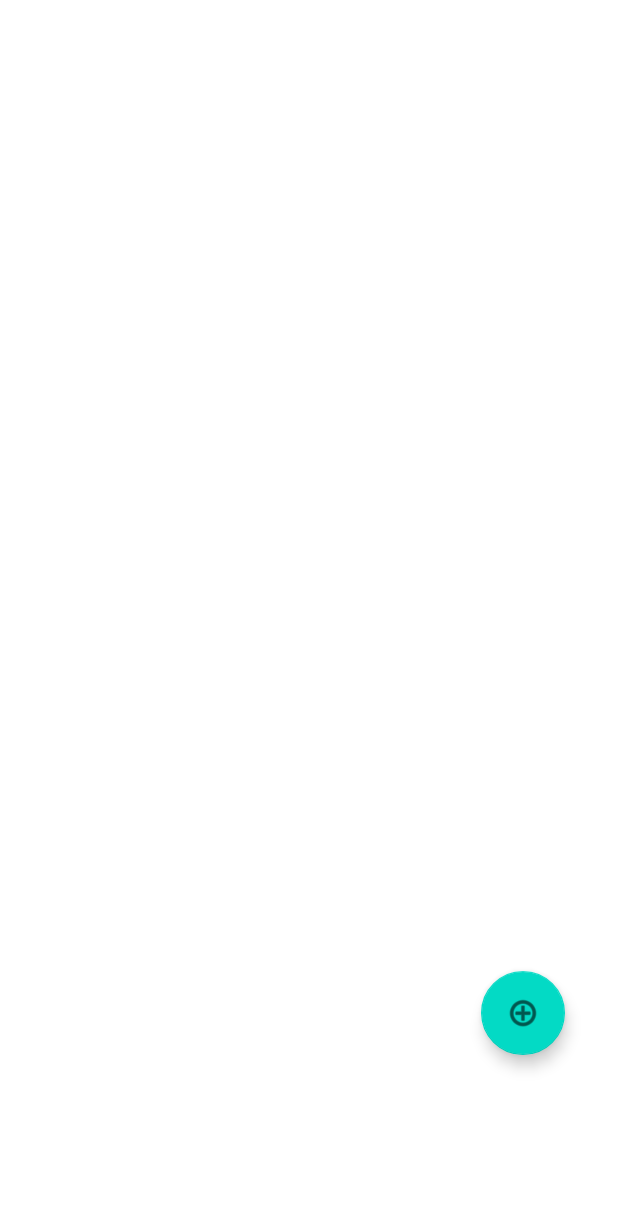
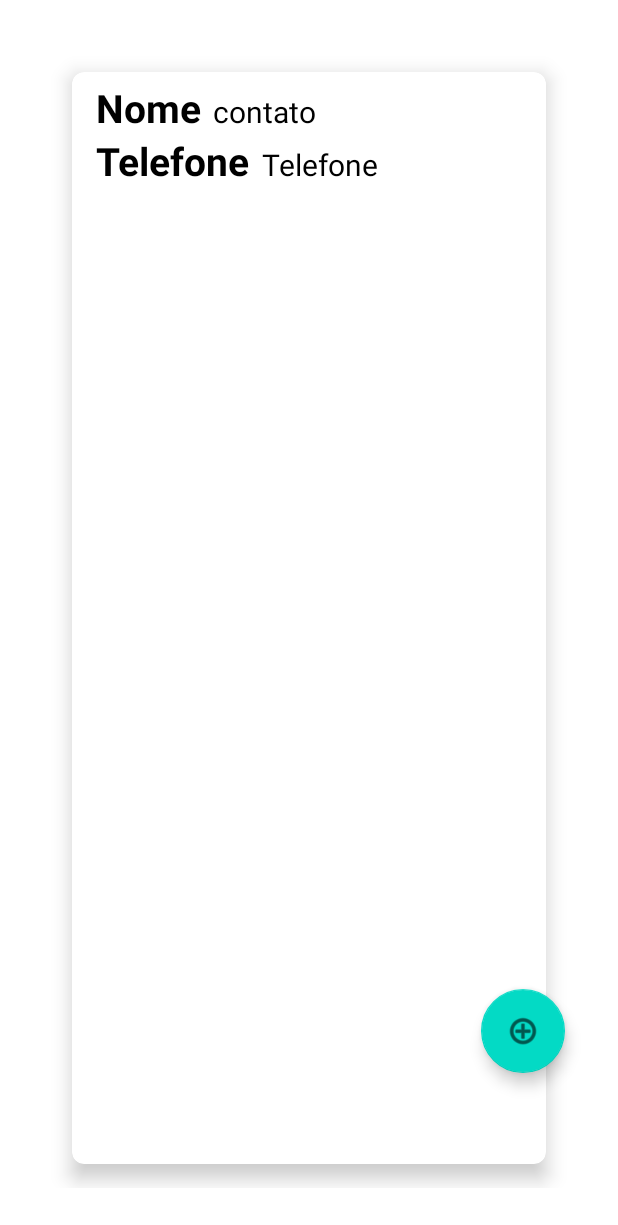
Before and after one commit to rafaelst97/AgendaTelefonica, an Android app: the layout fragment_agenda.xml on its own in the app's theme, with its tools: preview values and no code run, on a phone screen of 412 x 824 dp. Shown: the top 1225 px of the screen. Run offline under Robolectric (Android 15) with nearby library versions, the phone set to English and light mode, and no system bars.

```diff
--- a/app/build.gradle
+++ b/app/build.gradle
@@ -22,6 +22,10 @@ android {
             minifyEnabled false
             proguardFiles getDefaultProguardFile('proguard-android-optimize.txt'), 'proguard-rules.pro'
         }
+    }
+
+    buildFeatures{
+        viewBinding true
     }
     compileOptions {
         sourceCompatibility JavaVersion.VERSION_1_8
--- /dev/null
+++ b/app/src/main/java/br/univali/pdm/agendatelefonica/Contato.kt
@@ -0,0 +1,3 @@
+package br.univali.pdm.agendatelefonica
+
+data class Contato(val nome: String? = null, val telefone: String? = null , val tipo: String? = null)
--- a/app/src/main/java/br/univali/pdm/agendatelefonica/MainActivity.kt
+++ b/app/src/main/java/br/univali/pdm/agendatelefonica/MainActivity.kt
@@ -11,11 +11,13 @@ import android.view.Menu
 import android.view.MenuItem
 import androidx.navigation.fragment.findNavController
 import br.univali.pdm.agendatelefonica.databinding.ActivityMainBinding
+import com.google.firebase.database.DatabaseReference
 
 class MainActivity : AppCompatActivity() {
 
     private lateinit var appBarConfiguration: AppBarConfiguration
     private lateinit var binding: ActivityMainBinding
+    private lateinit var database: DatabaseReference
 
     override fun onCreate(savedInstanceState: Bundle?) {
         super.onCreate(savedInstanceState)
--- /dev/null
+++ b/app/src/main/res/layout/contato_item.xml
@@ -0,0 +1,70 @@
+<?xml version="1.0" encoding="utf-8"?>
+<androidx.cardview.widget.CardView xmlns:android="http://schemas.android.com/apk/res/android"
+    android:layout_width="match_parent"
+    android:layout_height="match_parent"
+    xmlns:app="http://schemas.android.com/apk/res-auto"
+    app:cardElevation="8dp"
+    app:cardCornerRadius="8dp"
+    android:layout_margin="16dp">
+
+    <LinearLayout
+        android:layout_width="wrap_content"
+        android:layout_height="wrap_content"
+        android:layout_marginStart="16dp"
+        android:layout_marginVertical="6dp"
+        android:orientation="vertical">
+
+        <LinearLayout
+            android:layout_width="wrap_content"
+            android:layout_height="wrap_content"
+            android:layout_gravity="center_vertical"
+            android:orientation="horizontal">
+
+            <TextView
+                android:layout_width="wrap_content"
+                android:layout_height="wrap_content"
+                android:text="@string/nome"
+                android:textColor="@color/black"
+                android:textSize="26sp"
+                android:textStyle="bold"/>
+
+            <TextView
+                android:layout_width="wrap_content"
+                android:layout_height="wrap_content"
+                android:id="@+id/nomeContato"
+                android:layout_marginStart="8dp"
+                android:text="@string/contato"
+                android:textColor="@color/black"
+                android:textSize="20sp"/>
+
+        </LinearLayout>
+
+        <LinearLayout
+            android:layout_width="wrap_content"
+            android:layout_height="wrap_content"
+            android:layout_gravity="center_vertical"
+            android:orientation="horizontal">
+
+            <TextView
+                android:layout_width="wrap_content"
+                android:layout_height="wrap_content"
+                android:text="@string/telefone"
+                android:textColor="@color/black"
+                android:textSize="26sp"
+                android:textStyle="bold"/>
+
+            <TextView
+                android:layout_width="wrap_content"
+                android:layout_height="wrap_content"
+                android:id="@+id/telefoneContato"
+                android:layout_marginStart="8dp"
+                android:text="@string/telefone"
+                android:textColor="@color/black"
+                android:textSize="20sp"/>
+
+        </LinearLayout>
+    </LinearLayout>
+
+
+
+</androidx.cardview.widget.CardView>
--- a/app/src/main/res/layout/fragment_agenda.xml
+++ b/app/src/main/res/layout/fragment_agenda.xml
@@ -8,8 +8,8 @@
 
     <androidx.recyclerview.widget.RecyclerView
         android:id="@+id/listaContatos"
-        android:layout_width="409dp"
-        android:layout_height="729dp"
+        android:layout_width="0dp"
+        android:layout_height="0dp"
         android:layout_marginStart="32dp"
         android:layout_marginTop="32dp"
         android:layout_marginEnd="32dp"
@@ -17,7 +17,8 @@
         app:layout_constraintBottom_toBottomOf="parent"
         app:layout_constraintEnd_toEndOf="parent"
         app:layout_constraintStart_toStartOf="parent"
-        app:layout_constraintTop_toTopOf="parent" />
+        app:layout_constraintTop_toTopOf="parent"
+        tools:listitem="@layout/contato_item" />
 
     <com.google.android.material.floatingactionbutton.FloatingActionButton
         android:id="@+id/adicionarContato"
--- a/app/src/main/res/values/strings.xml
+++ b/app/src/main/res/values/strings.xml
@@ -22,6 +22,7 @@
     <string name="casa">Casa</string>
     <string name="celular">Celular</string>
     <string name="trabalho">Trabalho</string>
+    <string name="contato">contato</string>
     <string-array name="tipos_telefone">
         <item>@string/casa</item>
         <item>@string/celular</item>
```
Also changed, not shown: app/src/main/java/br/univali/pdm/agendatelefonica/AdicionarContatoFragment.kt (+21 -0 lines), app/src/main/java/br/univali/pdm/agendatelefonica/AgendaAdapter.kt (added, +36 -0 lines), app/src/main/java/br/univali/pdm/agendatelefonica/AgendaFragment.kt (+40 -1 lines).
